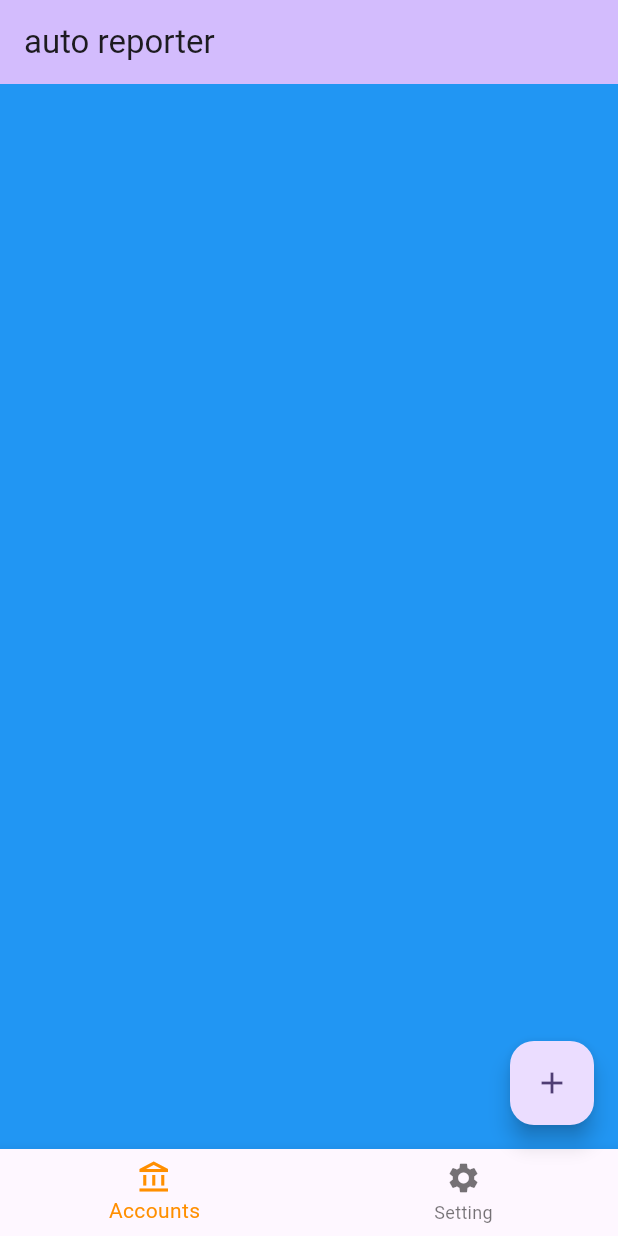
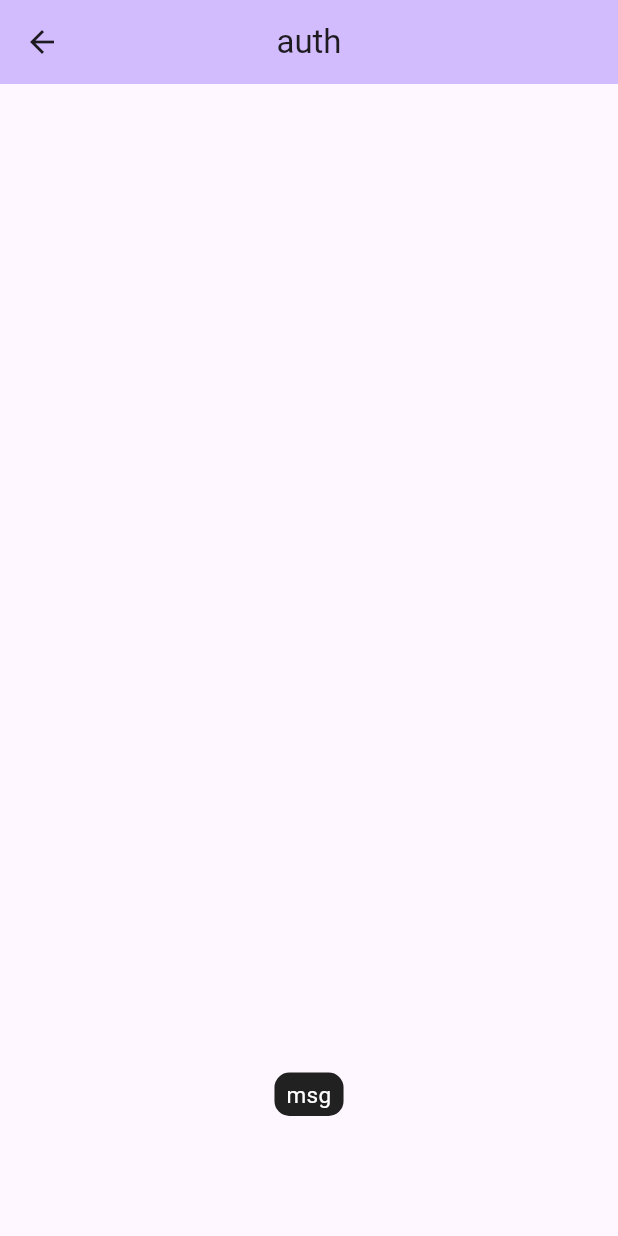
Before and after one commit to tangs/auto_report, a Flutter app: the screen it shows after launch, after a tap on the "add" icon, on a phone screen of 412 x 824 dp. Run offline on Flutter 3.47's test engine with Material 3 defaults, Android fonts, the phone set to English and light mode, and no system bars; drawn by our look-alikes of oktoast.

Commit message:
add auth page.

```diff
--- a/lib/main.dart
+++ b/lib/main.dart
@@ -1,5 +1,7 @@
+import 'package:auto_report/pages/auth_page.dart';
 import 'package:auto_report/pages/home_page.dart';
 import 'package:flutter/material.dart';
+import 'package:oktoast/oktoast.dart';
 
 void main() {
   runApp(const MyApp());
@@ -10,13 +12,19 @@ class MyApp extends StatelessWidget {
 
   @override
   Widget build(BuildContext context) {
-    return MaterialApp(
-      title: 'Flutter Demo',
-      theme: ThemeData(
-        colorScheme: ColorScheme.fromSeed(seedColor: Colors.deepPurple),
-        useMaterial3: true,
+    return OKToast(
+      // 2-A: wrap your app with OKToast
+      child: MaterialApp(
+        title: 'Flutter Demo',
+        routes: {
+          '/auth': (context) => const AuthPage(),
+        },
+        theme: ThemeData(
+          colorScheme: ColorScheme.fromSeed(seedColor: Colors.deepPurple),
+          useMaterial3: true,
+        ),
+        home: const HomePage(title: 'auto reporter'),
       ),
-      home: const HomePage(title: 'auto reporter'),
     );
   }
 }
--- /dev/null
+++ b/lib/pages/auth_page.dart
@@ -0,0 +1,24 @@
+import 'package:flutter/material.dart';
+
+class AuthPage extends StatefulWidget {
+  const AuthPage({super.key});
+
+  @override
+  State<AuthPage> createState() => _AuthPageState();
+}
+
+class _AuthPageState extends State<AuthPage> {
+  @override
+  Widget build(BuildContext context) {
+    return Scaffold(
+      appBar: AppBar(
+        backgroundColor: Theme.of(context).colorScheme.inversePrimary,
+        title: const Text('auth'),
+        centerTitle: true,
+      ),
+      body: Container(
+          // color: Colors.yellow,
+          ),
+    );
+  }
+}
--- a/lib/pages/home_page.dart
+++ b/lib/pages/home_page.dart
@@ -1,5 +1,6 @@
 import 'package:auto_report/pages/accouts_page.dart';
 import 'package:flutter/material.dart';
+import 'package:oktoast/oktoast.dart';
 
 class HomePage extends StatefulWidget {
   const HomePage({super.key, required this.title});
@@ -35,6 +36,7 @@ class _HomePageState extends State<HomePage> {
       appBar: AppBar(
         backgroundColor: Theme.of(context).colorScheme.inversePrimary,
         title: Text(widget.title),
+        centerTitle: true,
       ),
       body: Stack(
         alignment: Alignment.bottomCenter,
@@ -68,7 +70,10 @@ class _HomePageState extends State<HomePage> {
       floatingActionButton: Visibility(
         visible: _navIndex == 0,
         child: FloatingActionButton(
-          onPressed: () {},
+          onPressed: () {
+            showToast("msg", position: ToastPosition.bottom);
+            Navigator.of(context).pushNamed("/auth");
+          },
           tooltip: 'Increment',
           child: const Icon(Icons.add),
         ),
--- a/pubspec.yaml
+++ b/pubspec.yaml
@@ -35,6 +35,7 @@ dependencies:
   # The following adds the Cupertino Icons font to your application.
   # Use with the CupertinoIcons class for iOS style icons.
   cupertino_icons: ^1.0.8
+  oktoast: ^3.4.0
 
 dev_dependencies:
   flutter_test:
```
Also changed, not shown: pubspec.lock.
